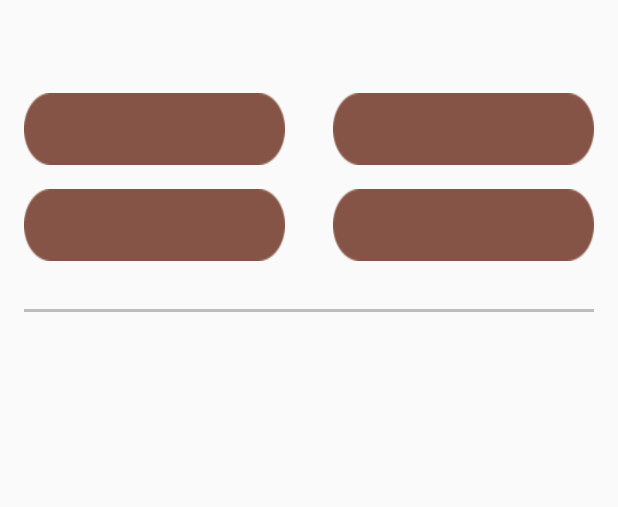
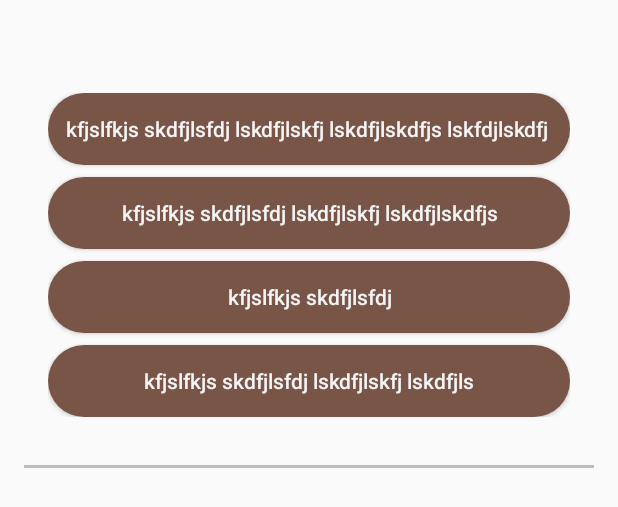
Before and after one commit to kazakovaNet/TretyakovGalleryQuiz, an Android app: the layout fragment_picture_answer.xml on its own in the app's theme, with its tools: preview values and no code run, on a phone screen of 412 x 824 dp. Shown: the top 507 px of the screen. Run offline under Robolectric (Android 15) with nearby library versions, the phone set to English and light mode, and no system bars.

Commit message:
The location of the buttons is re-arranged

```diff
--- a/app/src/main/java/com/example/android/tretyakovgalleryquiz/MainActivity.java
+++ b/app/src/main/java/com/example/android/tretyakovgalleryquiz/MainActivity.java
@@ -2,6 +2,7 @@ package com.example.android.tretyakovgalleryquiz;
 
 import android.annotation.SuppressLint;
 import android.app.FragmentTransaction;
+import android.content.res.Resources;
 import android.os.Bundle;
 import android.support.v7.app.AppCompatActivity;
 import android.widget.Toast;
@@ -10,11 +11,14 @@ public class MainActivity extends AppCompatActivity implements PictureAnswerFrag
     private int[] correctAnswers = new int[]{R.id.answer_1_button, R.id.answer_2_button, R.id.answer_3_button, R.id.answer_4_button, R.id.answer_1_button};
     private int step = 0;
     private Toast toast;
+    public static Resources resources;
 
     @Override
     protected void onCreate(Bundle savedInstanceState) {
         super.onCreate(savedInstanceState);
         setContentView(R.layout.activity_main);
+
+        resources = getResources();
 
         setNewFragment();
     }
--- a/app/src/main/java/com/example/android/tretyakovgalleryquiz/PictureQuestion.java
+++ b/app/src/main/java/com/example/android/tretyakovgalleryquiz/PictureQuestion.java
@@ -7,7 +7,7 @@ class PictureQuestion {
     private int pictureImage;
     private String[] answers;
     private int correctAnswer;
-    private static Resources resources = new MainActivity().getResources();
+    private static Resources resources = MainActivity.resources;
 
     private PictureQuestion(String question, int pictureImage, String[] answers, int correctAnswer) {
         this.question = question;
--- /dev/null
+++ b/app/src/main/res/drawable/button_default.xml
@@ -0,0 +1,8 @@
+<?xml version="1.0" encoding="utf-8"?>
+<shape xmlns:android="http://schemas.android.com/apk/res/android" >
+    <solid android:color="@color/accent" />
+    <corners android:bottomRightRadius="50dp"
+        android:bottomLeftRadius="50dp"
+        android:topRightRadius="50dp"
+        android:topLeftRadius="50dp"/>
+</shape>
--- /dev/null
+++ b/app/src/main/res/drawable/button_focused.xml
@@ -0,0 +1,8 @@
+<?xml version="1.0" encoding="utf-8"?>
+<shape xmlns:android="http://schemas.android.com/apk/res/android" >
+    <solid android:color="#694237" />
+    <corners android:bottomRightRadius="50dp"
+        android:bottomLeftRadius="50dp"
+        android:topRightRadius="50dp"
+        android:topLeftRadius="50dp"/>
+</shape>
--- /dev/null
+++ b/app/src/main/res/drawable/button_pressed.xml
@@ -0,0 +1,8 @@
+<?xml version="1.0" encoding="utf-8"?>
+<shape xmlns:android="http://schemas.android.com/apk/res/android" >
+    <solid android:color="#6A4237" />
+    <corners android:bottomRightRadius="50dp"
+        android:bottomLeftRadius="50dp"
+        android:topRightRadius="50dp"
+        android:topLeftRadius="50dp"/>
+</shape>
--- a/app/src/main/res/layout/fragment_picture_answer.xml
+++ b/app/src/main/res/layout/fragment_picture_answer.xml
@@ -25,63 +25,60 @@
         android:layout_height="wrap_content"
         android:layout_marginTop="8dp"
         android:baselineAligned="false"
-        android:orientation="horizontal">
-
-        <LinearLayout
-            android:layout_width="0dp"
-            android:layout_height="wrap_content"
-            android:layout_marginLeft="16dp"
-            android:layout_marginRight="16dp"
-            android:layout_weight="1"
-            android:orientation="vertical">
+        android:orientation="vertical"
+        android:paddingLeft="32dp"
+        android:paddingRight="32dp">
 
         <Button
+            android:textSize="14sp"
             android:id="@+id/answer_1_button"
-                android:layout_width="wrap_content"
-                android:layout_height="wrap_content"
-                android:layout_gravity="center_horizontal"
-                android:layout_marginBottom="16dp"
+            android:layout_width="match_parent"
+            android:layout_height="0dp"
+            android:layout_marginBottom="8dp"
+            android:layout_weight="1"
+            android:background="@drawable/button_default"
             android:padding="8dp"
-                android:background="@drawable/button_custom"
+            android:text="kfjslfkjs skdfjlsfdj lskdfjlskfj lskdfjlskdfjs lskfdjlskdfj "
+            android:textAllCaps="false"
             android:textColor="@color/primary_light" />
 
         <Button
-                android:id="@+id/answer_3_button"
+            android:textSize="14sp"
+            android:id="@+id/answer_2_button"
+            android:layout_width="match_parent"
+            android:layout_height="0dp"
+            android:layout_marginBottom="8dp"
+            android:layout_weight="1"
+            android:background="@drawable/button_custom"
             android:padding="8dp"
-                android:layout_width="wrap_content"
-                android:layout_height="wrap_content"
-                android:layout_gravity="center_horizontal"
-                android:background="@drawable/button_custom"
-                android:textColor="@color/primary_light" />
-        </LinearLayout>
-
-        <LinearLayout
-            android:layout_width="0dp"
-            android:layout_height="wrap_content"
-            android:layout_marginLeft="16dp"
-            android:layout_marginRight="16dp"
-            android:layout_weight="1"
-            android:orientation="vertical">
-
-            <Button
-                android:id="@+id/answer_2_button"
-                android:padding="8dp"
-                android:layout_width="wrap_content"
-                android:layout_height="wrap_content"
-                android:layout_gravity="center_horizontal"
-                android:layout_marginBottom="16dp"
-                android:background="@drawable/button_custom"
+            android:text="kfjslfkjs skdfjlsfdj lskdfjlskfj lskdfjlskdfjs"
+            android:textAllCaps="false"
             android:textColor="@color/primary_light" />
 
         <Button
+            android:textSize="14sp"
+            android:id="@+id/answer_3_button"
+            android:layout_width="match_parent"
+            android:layout_height="0dp"
+            android:layout_marginBottom="8dp"
+            android:layout_weight="1"
+            android:background="@drawable/button_custom"
             android:padding="8dp"
+            android:text="kfjslfkjs skdfjlsfdj"
+            android:textAllCaps="false"
+            android:textColor="@color/primary_light" />
+
+        <Button
+            android:textSize="14sp"
             android:id="@+id/answer_4_button"
-                android:layout_width="wrap_content"
-                android:layout_height="wrap_content"
-                android:layout_gravity="center_horizontal"
+            android:layout_width="match_parent"
+            android:layout_height="0dp"
+            android:layout_weight="1"
             android:background="@drawable/button_custom"
+            android:padding="8dp"
+            android:text="kfjslfkjs skdfjlsfdj lskdfjlskfj lskdfjls"
+            android:textAllCaps="false"
             android:textColor="@color/primary_light" />
-        </LinearLayout>
     </LinearLayout>
 
     <View
```
Also changed, not shown: app/src/main/res/drawable/button_default.png (deleted), app/src/main/res/drawable/button_focused.png (deleted), app/src/main/res/drawable/button_pressed.png (deleted). Lines whose indentation alone changed are shown as unchanged.
